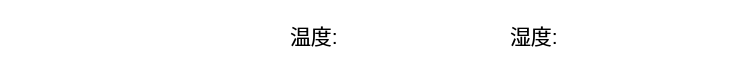
Old version of the form SmartHome/SecurityHumiture.ui in the repository ChenKan914/SmartHome.
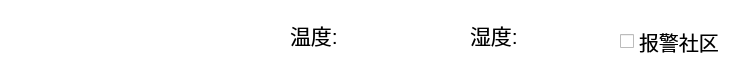
New version of the form.

Patch:
```diff
--- a/SmartHome/SecurityHumiture.ui
+++ b/SmartHome/SecurityHumiture.ui
@@ -57,7 +57,7 @@
   <widget class="QWidget" name="layoutWidget">
    <property name="geometry">
     <rect>
-     <x>510</x>
+     <x>470</x>
      <y>20</y>
      <width>141</width>
      <height>30</height>
@@ -116,6 +116,33 @@
     </item>
    </layout>
   </widget>
+  <widget class="QCheckBox" name="m_ckbWarning">
+   <property name="geometry">
+    <rect>
+     <x>620</x>
+     <y>30</y>
+     <width>101</width>
+     <height>23</height>
+    </rect>
+   </property>
+   <property name="font">
+    <font>
+     <pointsize>15</pointsize>
+    </font>
+   </property>
+   <property name="text">
+    <string>报警社区</string>
+   </property>
+   <property name="iconSize">
+    <size>
+     <width>16</width>
+     <height>16</height>
+    </size>
+   </property>
+   <property name="checkable">
+    <bool>true</bool>
+   </property>
+  </widget>
  </widget>
  <resources/>
  <connections/>
```
